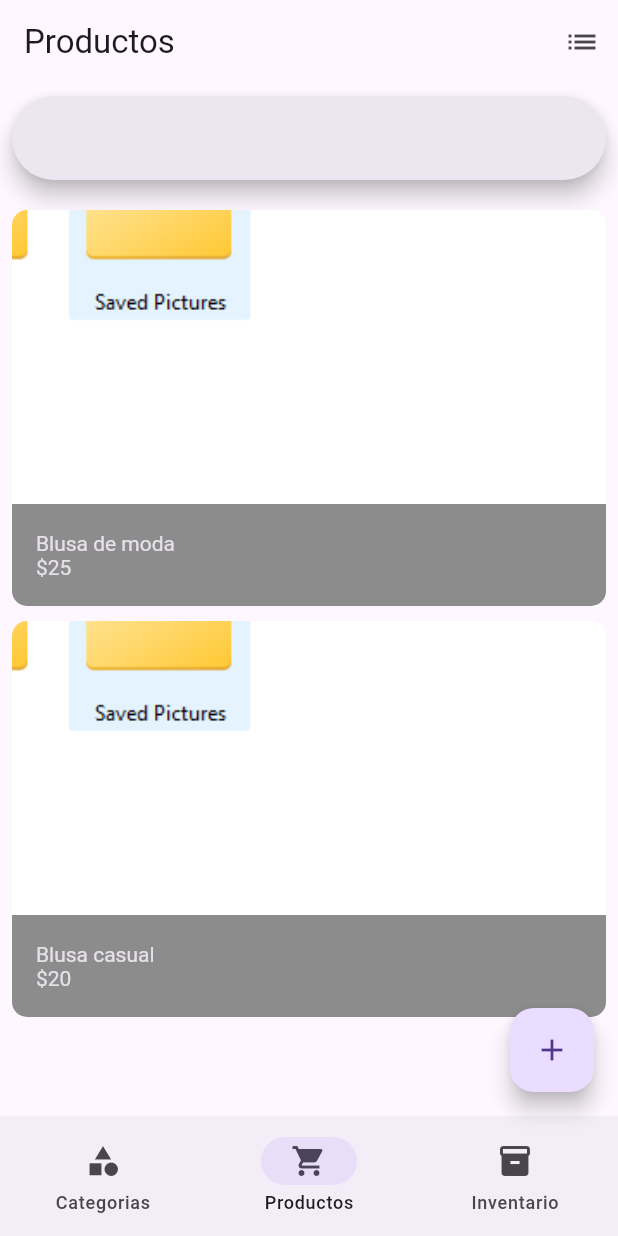
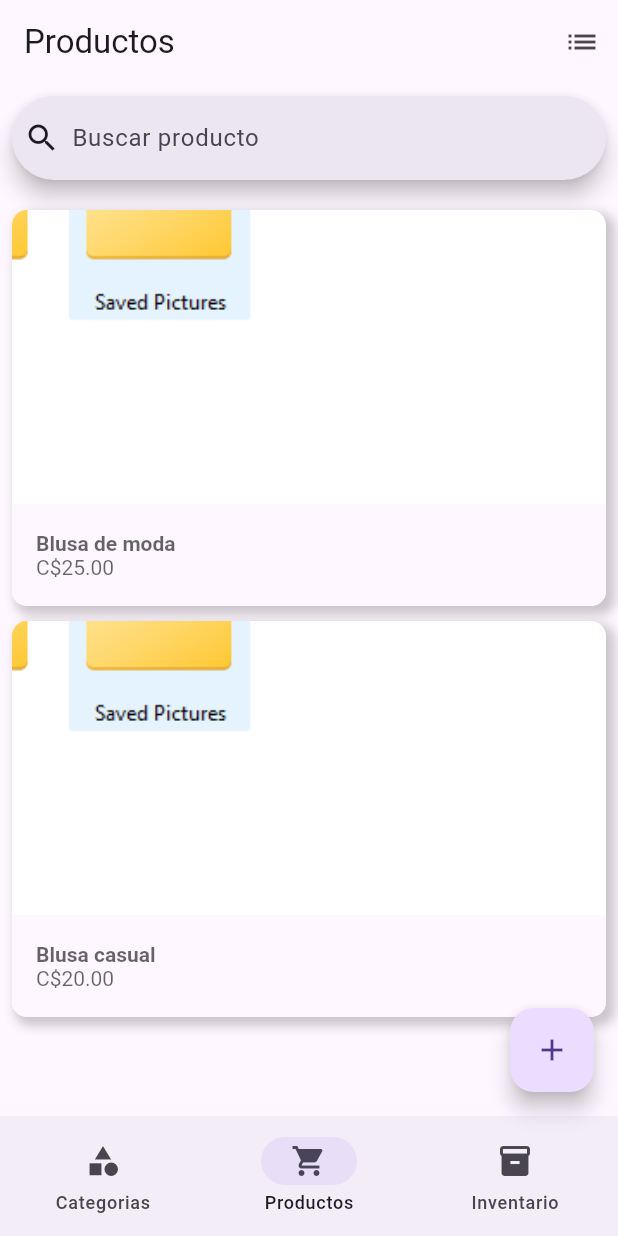
Before and after one commit to VarEros/on_invent, a Flutter app: the screen it shows after launch, on a phone screen of 412 x 824 dp. Run offline on Flutter 3.47's test engine with Material 3 defaults, Android fonts, the light colour scheme and no system bars; our stand-ins replace image_picker; missing offline and left inert: flutter_iconpicker.

```diff
--- a/lib/screens/product_grid_screen.dart
+++ b/lib/screens/product_grid_screen.dart
@@ -1,5 +1,6 @@
 import 'package:flutter/material.dart';
 import 'package:on_invent/data/product_data.dart';
+import 'package:on_invent/models/product.dart';
 import 'package:on_invent/widgets/product_card_widget.dart';
 
 class ProductGridScreen extends StatefulWidget {
@@ -11,16 +12,37 @@ class ProductGridScreen extends StatefulWidget {
 
 class _ProductGridScreenState extends State<ProductGridScreen> {
   final productList = ProductData().products;
+  late TextEditingController controler;
+  late List<Product> filteredList;
+
+  @override
+  void initState() {
+    controler = TextEditingController();
+    filteredList = productList;
+    super.initState();
+  }
 
   @override
   Widget build(BuildContext context){
     final currentCount = (MediaQuery.of(context).size.width ~/ 300).toInt();
 
-    return Padding(
-      padding: const EdgeInsets.all(8.0),
+    return Container(
+      margin: const EdgeInsets.all(8.0),
+      child: SingleChildScrollView(
         child: Column(
           children: [
-          const SearchBar(),
+            SearchBar(
+              leading: const Icon(Icons.search),
+              controller: controler,
+              hintText: 'Buscar producto',
+              // elevation: WidgetStatePropertyAll(0.0),
+              onChanged: (value) {
+                setState(() {
+                  final searchText = controler.text;
+                  searchText.isEmpty ? filteredList = productList : filteredList = productList.where((element) => element.name.toLowerCase().contains(searchText.toLowerCase())).toList();
+                });
+              },
+            ),
             const SizedBox(height: 20),
             GridView.builder(
                 scrollDirection: Axis.vertical,
@@ -28,16 +50,17 @@ class _ProductGridScreenState extends State<ProductGridScreen> {
                 gridDelegate: SliverGridDelegateWithFixedCrossAxisCount(
                   crossAxisCount: currentCount,
                   childAspectRatio: 3/2,
-                crossAxisSpacing: 10,
+                  crossAxisSpacing: 30,
                   mainAxisSpacing: 10,
                 ),
-              itemCount: productList.length,
+                itemCount: filteredList.length,
                 itemBuilder: (context, index) {
-                return ProductCardWidget(product: productList[index]);
+                  return ProductCardWidget(product: filteredList[index]);
                 },
               ),
           ],
         ),
+      ),
     );
   }
 }
--- a/lib/screens/product_screen.dart
+++ b/lib/screens/product_screen.dart
@@ -19,6 +19,7 @@ class ProductScreen extends StatefulWidget {
 class _ProductScreenState extends State<ProductScreen> {
   final imagePicker = ImagePicker();
   final _formKey = GlobalKey<FormState>();
+  bool formCompleted = false;
   XFile? imageFile;
 
   final categoryList = CategoryData().categories;
@@ -31,6 +32,7 @@ class _ProductScreenState extends State<ProductScreen> {
       if (widget.product != null) {
         final categoriesOfProduct = ProdCatData().prodCatList.where((element) => element.idProduct == widget.product!.id).map((e) => e.idCategory).toList();
         selectedCategories = categoryList.where((element) => categoriesOfProduct.contains(element.id)).toList();
+        formCompleted = true;
     }
   }
 
@@ -147,13 +149,15 @@ class _ProductScreenState extends State<ProductScreen> {
               ElevatedButton(
                 style: ElevatedButton.styleFrom(
                   backgroundColor: Theme.of(context).primaryColor,
-                  foregroundColor: Colors.white,
+                  foregroundColor: Theme.of(context).colorScheme.onPrimary,
+                  disabledBackgroundColor: Theme.of(context).disabledColor,
+                  disabledForegroundColor: Theme.of(context).colorScheme.onPrimary,
                   minimumSize: const Size.fromHeight(50),
                   shape: const RoundedRectangleBorder(borderRadius: BorderRadius.all(Radius.circular(8))),
                 ),
+
                 onPressed: () {
-                  if(!_formKey.currentState!.validate()){return;}
-                  showDialog(
+                    !(_formKey.currentState!.validate()) ? null : showDialog(
                       context: context,
                       builder: (context) => const InventaryDialog(),
                     ).then((value) {
--- a/lib/widgets/product_card_widget.dart
+++ b/lib/widgets/product_card_widget.dart
@@ -8,16 +8,29 @@ class ProductCardWidget extends StatelessWidget {
 
   @override
   Widget build(BuildContext context){
-    return ClipRRect(
-      borderRadius: BorderRadius.circular(10),
+    return Container(
+     decoration: BoxDecoration(
+        borderRadius: BorderRadius.circular(10),
+        boxShadow: [
+          BoxShadow(
+            color: Theme.of(context).shadowColor.withOpacity(0.2),
+            spreadRadius: 2,
+            blurRadius: 5,
+            offset: const Offset(4, 4),
+          ),
+        ],
+      ),
       child: InkResponse(
-        child: GridTile(
-          footer: GridTileBar(
-            backgroundColor: Colors.black45,
-            title: Text(product.name),
-            subtitle: Text('\$${product.sellingPrice}'),
+        child: ClipRRect(
+          borderRadius: BorderRadius.circular(10),
+          child: GridTile(
+            footer: GridTileBar(
+              backgroundColor: Theme.of(context).dialogBackgroundColor,
+              title: Text(product.name, style: TextStyle(fontWeight: FontWeight.bold, color: Theme.of(context).hintColor)),
+              subtitle: Text('C\$${product.sellingPrice}.00', style: TextStyle(color: Theme.of(context).hintColor)),
+            ),
+            child: Image.asset(product.imageUrl, fit: BoxFit.cover),
           ),
-          child: Image.asset(product.imageUrl, fit: BoxFit.cover),
         ),
         onTap: () => Navigator.push(context, MaterialPageRoute(builder: (context) => ProductScreen(product: product))),
       ),
```
Lines whose indentation alone changed are shown as unchanged.
